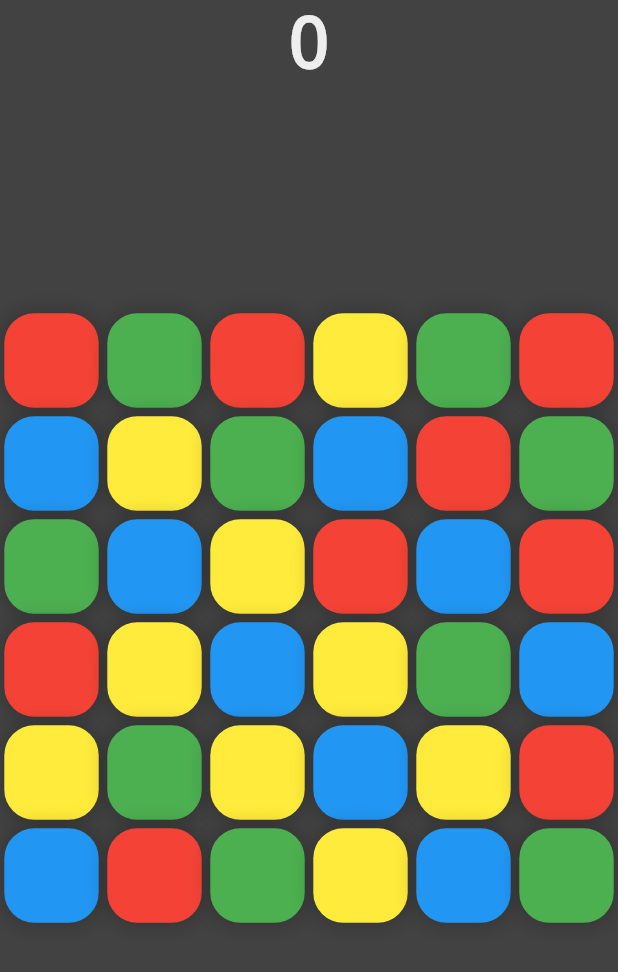
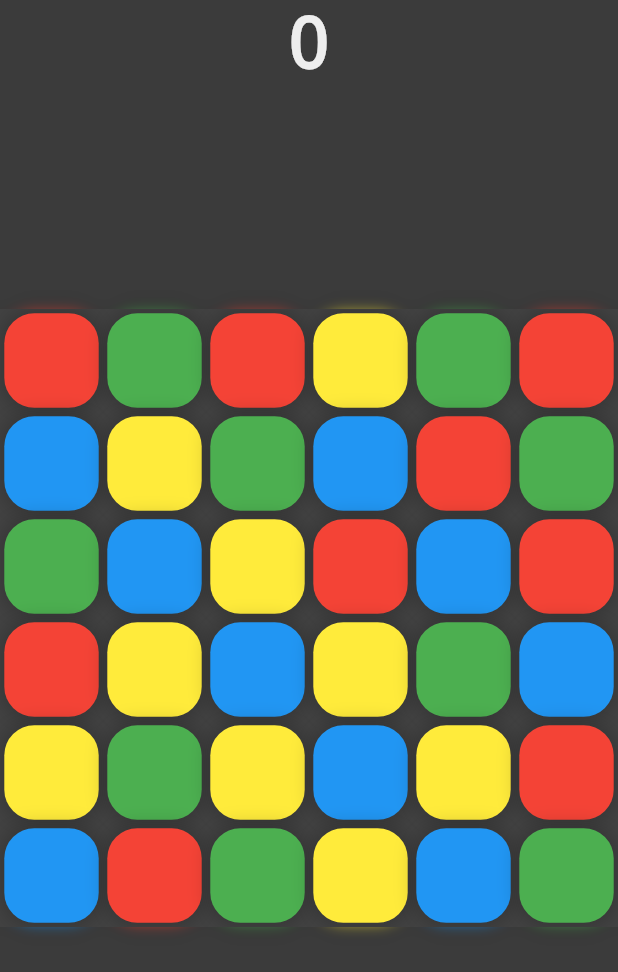
Before and after one commit to AlabasterAxe/color_game, a Flutter app: the screen it shows after launch, after a tap on "Play", on a phone screen of 412 x 824 dp. Shown: the top 972 px of the screen. Run offline on Flutter 3.47's test engine with Material 2 defaults, Android fonts, the phone set to English and light mode, and no system bars.

Commit message:
some out of bounds communication work

```diff
--- a/lib/constants.dart
+++ b/lib/constants.dart
@@ -5,10 +5,16 @@ import 'package:flutter/material.dart';
 const RELATIVE_GAP_SIZE = 1 / 12;
 const BOX_BORDER_RADIUS = 20.0;
 const GRID_SIZE = 6;
+const COLLAPSE_DURATION_MILLISECONDS = 750;
 
 const List<Color> COLORS = [
   Colors.red,
   Colors.yellow,
+  // Colors.orange,
   Colors.green,
-  Colors.blue
+  Colors.blue,
+  // Colors.purple,
+  // Colors.white,
+  // Colors.grey,
+  // Colors.black,
 ];
--- a/lib/game/game-box-widget.dart
+++ b/lib/game/game-box-widget.dart
@@ -16,13 +16,23 @@ class GameBoxWidget extends StatefulWidget {
 }
 
 class GameBoxWidgetState extends State<GameBoxWidget> {
+  int getSnapDuration() {
+    if (widget.box.userDragged) {
+      return 0;
+    } else if (widget.box.collapsing) {
+      return COLLAPSE_DURATION_MILLISECONDS;
+    } else {
+      return 200;
+    }
+  }
+
   @override
   Widget build(BuildContext context) {
     Rect boundsRect = widget.box.getRect(widget.vt);
     double gapSize = boundsRect.width * RELATIVE_GAP_SIZE;
 
     return AnimatedPositioned(
-      duration: Duration(milliseconds: widget.box.userDragged ? 0 : 1000),
+      duration: Duration(milliseconds: getSnapDuration()),
       curve: Curves.easeInOut,
       top: boundsRect.top,
       left: boundsRect.left,
--- a/lib/game/game-view.dart
+++ b/lib/game/game-view.dart
@@ -1,4 +1,5 @@
 import 'dart:math';
+import 'dart:ui';
 
 import 'package:flutter/material.dart';
 import 'package:flutter/widgets.dart';
@@ -6,6 +7,22 @@ import 'package:flutter/widgets.dart';
 import 'game-board.dart';
 import 'hud.dart';
 import '../model.dart';
+
+class InvertedRectClipper extends CustomClipper<Path> {
+  @override
+  Path getClip(Size size) {
+    return new Path()
+      ..addRect(Rect.fromCenter(
+          center: new Offset(size.width / 2, size.height / 2),
+          width: size.shortestSide,
+          height: size.shortestSide))
+      ..addRect(new Rect.fromLTWH(0.0, 0.0, size.width, size.height))
+      ..fillType = PathFillType.evenOdd;
+  }
+
+  @override
+  bool shouldReclip(CustomClipper<Path> oldClipper) => false;
+}
 
 class GameView extends StatefulWidget {
   final ColorGameConfig config;
@@ -23,8 +40,8 @@ class _GameViewState extends State<GameView> {
 
   void _handleNewRun(RunEventMetadata metadata) {
     setState(() {
-      score += pow(metadata.runLength, metadata.multiples) *
-          metadata.runStreakLength;
+      score += pow(metadata.runLength, metadata.runStreakLength) *
+          metadata.multiples;
     });
   }
 
@@ -50,6 +67,27 @@ class _GameViewState extends State<GameView> {
               }
             }),
       ),
+      ClipPath(
+        clipper: InvertedRectClipper(),
+        child: BackdropFilter(
+          filter: ImageFilter.blur(
+            sigmaX: 5,
+            sigmaY: 5,
+          ),
+          child: Container(
+            color: Colors.transparent,
+          ),
+        ),
+      ),
+      ClipPath(
+        clipper: InvertedRectClipper(),
+        child: Opacity(
+          opacity: .1,
+          child: Container(
+            color: Colors.black,
+          ),
+        ),
+      ),
       Positioned.fill(child: Hud(score: score)),
     ];
 
--- a/lib/model.dart
+++ b/lib/model.dart
@@ -20,6 +20,7 @@ class GameBox {
   Color color;
 
   bool userDragged = false;
+  bool collapsing = false;
   Key key = UniqueKey();
 
   GameBox(this.loc, this.color) {
@@ -29,4 +30,9 @@ class GameBox {
   Rect getRect(ViewTransformation vt) {
     return vt.rectForward(Rect.fromCenter(center: loc, width: 1, height: 1));
   }
+
+  Rect getStartRect(ViewTransformation vt) {
+    return vt
+        .rectForward(Rect.fromCenter(center: startLoc, width: 1, height: 1));
+  }
 }
```
Also changed, not shown: lib/game/game-board.dart (+30 -8 lines).
